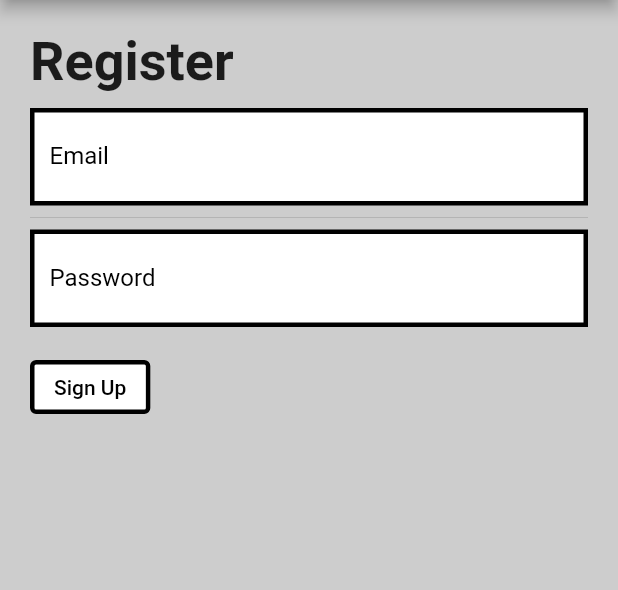
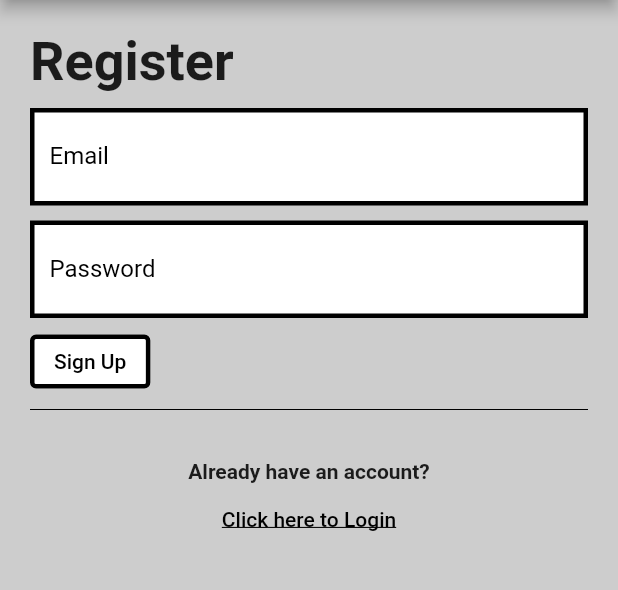
Before and after one commit to deccygpm/UofG-Prepare, a Flutter app: the RegistrationScreen screen opened by its route, on a phone screen of 412 x 824 dp, the part 90-680 px from its top. Run offline on Flutter 3.47's test engine with Material 2 defaults, Android fonts, the phone set to English and light mode, and no system bars; our stand-ins replace email_validator, firebase_auth, firebase_core, flutter_signin_button, font_awesome_flutter, google_fonts and 2 more; accounts and stored records are empty; network calls fail.

Commit message:
[#20] Added client and server side validation to registration page

```diff
--- a/lib/home/home.dart
+++ b/lib/home/home.dart
@@ -20,7 +20,7 @@ class Home extends StatelessWidget {
           } else if (snapshot.hasData) {
             return SelectionScreen();
           } else {
-            return LoginScreen();
+            return const LoginScreen();
           }
         });
   }
--- /dev/null
+++ b/lib/login/login_link.dart
@@ -0,0 +1,32 @@
+import 'package:flutter/material.dart';
+
+class LoginLink extends StatelessWidget {
+  const LoginLink({
+    Key? key,
+  }) : super(key: key);
+
+  @override
+  Widget build(BuildContext context) {
+    return Center(
+      child: Padding(
+        padding: const EdgeInsets.only(top: 25),
+        child: Column(
+          children: [
+            const Text(
+              "Already have an account?",
+              style: TextStyle(fontWeight: FontWeight.bold),
+            ),
+            TextButton(
+                onPressed: () => Navigator.pushNamed(context, '/login'),
+                child: const Text(
+                  "Click here to Login",
+                  style: TextStyle(
+                      color: Colors.black,
+                      decoration: TextDecoration.underline),
+                )),
+          ],
+        ),
+      ),
+    );
+  }
+}
--- a/lib/login/registration.dart
+++ b/lib/login/registration.dart
@@ -1,24 +1,42 @@
+import 'package:email_validator/email_validator.dart';
 import 'package:flutter/material.dart';
-import 'package:l2_transition/shared/app_bar.dart';
-import 'package:l2_transition/shared/headline.dart';
+import 'package:l2_transition/login/login_link.dart';
+import 'package:l2_transition/main.dart';
+import 'package:l2_transition/services/auth.dart';
+import 'package:l2_transition/shared/shared.dart';
 
-import '../services/auth.dart';
+class RegistrationScreen extends StatefulWidget {
+  const RegistrationScreen({super.key});
 
-// ignore: must_be_immutable
-class RegistrationScreen extends StatelessWidget {
-  RegistrationScreen({Key? key}) : super(key: key);
+  @override
+  State<RegistrationScreen> createState() => _RegistrationScreenState();
+}
 
-  String email = "";
-  String password = "";
+class _RegistrationScreenState extends State<RegistrationScreen> {
+  final formKey = GlobalKey<FormState>();
+  final emailController = TextEditingController();
+  final passwordController = TextEditingController();
+  final RegExp regex = RegExp(r'^(?=.*?[A-Z]).{8,}$');
+
+  @override
+  void dispose() {
+    emailController.dispose();
+    passwordController.dispose();
+    super.dispose();
+  }
 
   @override
   Widget build(BuildContext context) {
     return Scaffold(
         appBar: const CustomAppBar(),
         body: Padding(
-        padding: const EdgeInsets.fromLTRB(20, 0, 20, 0),
-        child: Column(crossAxisAlignment: CrossAxisAlignment.start, children: [
-          const Headline(data: "Register"),
+          padding: const EdgeInsets.only(left: 20, right: 20),
+          child: Form(
+            key: formKey,
+            child: Column(
+              crossAxisAlignment: CrossAxisAlignment.start,
+              children: [
+                const Headline(data: 'Register'),
                 Container(
                   decoration: BoxDecoration(
                       color: Colors.white,
@@ -27,17 +45,22 @@ class RegistrationScreen extends StatelessWidget {
                         width: 3.0,
                       )),
                   child: Padding(
-                padding: const EdgeInsets.fromLTRB(10, 0, 0, 0),
-                child: TextField(
-                  onChanged: (value) {
-                    email = value;
-                  },
+                      padding: const EdgeInsets.only(left: 10),
+                      child: TextFormField(
+                        controller: emailController,
+                        textInputAction: TextInputAction.next,
                         keyboardType: TextInputType.emailAddress,
                         decoration: const InputDecoration(labelText: "Email"),
+                        autovalidateMode: AutovalidateMode.onUserInteraction,
+                        validator: (email) =>
+                            email != null && !EmailValidator.validate(email)
+                                ? 'Enter a valid email'
+                                : null,
                       )),
                 ),
-          const Divider(),
-          Container(
+                Padding(
+                  padding: const EdgeInsets.only(top: 10),
+                  child: Container(
                     decoration: BoxDecoration(
                         color: Colors.white,
                         border: Border.all(
@@ -45,23 +68,39 @@ class RegistrationScreen extends StatelessWidget {
                           width: 3.0,
                         )),
                     child: Padding(
-                padding: const EdgeInsets.fromLTRB(10, 0, 0, 0),
-                child: TextField(
+                        padding: const EdgeInsets.only(left: 10),
+                        child: TextFormField(
+                          controller: passwordController,
                           obscureText: true,
-                  onChanged: (value) {
-                    password = value;
-                  },
-                  keyboardType: TextInputType.emailAddress,
-                  decoration: const InputDecoration(labelText: "Password"),
+                          textInputAction: TextInputAction.done,
+                          decoration:
+                              const InputDecoration(labelText: "Password"),
+                          autovalidateMode: AutovalidateMode.onUserInteraction,
+                          validator: (password) => password != null &&
+                                  !(regex.hasMatch(password))
+                              ? 'Password must be at least 8 characters.\nPassword must contain at least one uppercase letter.'
+                              : null,
                         )),
                   ),
-          const Divider(
-            color: Colors.transparent,
                 ),
-          OutlinedButton(
+                Padding(
+                  padding: const EdgeInsets.only(top: 5),
+                  child: OutlinedButton(
                     onPressed: () {
-              AuthService().emailSignUp(email, password);
-              Navigator.pushNamedAndRemoveUntil(context, '/', (route) => false);
+                      final isValid = formKey.currentState!.validate();
+                      if (!isValid) return;
+
+                      showDialog(
+                          context: context,
+                          barrierDismissible: true,
+                          builder: (context) => const Center(
+                                child: CircularProgressIndicator(),
+                              ));
+
+                      AuthService().emailSignUp(emailController.text.trim(),
+                          passwordController.text.trim());
+
+                      navigatorKey.currentState!.pop();
                     },
                     style: OutlinedButton.styleFrom(
                       backgroundColor: Colors.white,
@@ -72,8 +111,14 @@ class RegistrationScreen extends StatelessWidget {
                       style: TextStyle(color: Colors.black),
                     ),
                   ),
-        ]),
                 ),
-    );
+                const Divider(
+                  color: Colors.black,
+                ),
+                const LoginLink(),
+              ],
+            ),
+          ),
+        ));
   }
 }
--- a/lib/routes.dart
+++ b/lib/routes.dart
@@ -6,8 +6,8 @@ import 'package:l2_transition/selection/selection.dart';
 
 var appRoutes = {
   '/': (context) => const Home(),
-  '/login': (context) => LoginScreen(),
-  '/login/register': (context) => RegistrationScreen(),
+  '/login': (context) => const LoginScreen(),
+  '/login/register': (context) => const RegistrationScreen(),
   '/selection': (context) => SelectionScreen(),
   '/profile': (context) => const UserProfilePage(),
 };
--- a/lib/shared/utils.dart
+++ b/lib/shared/utils.dart
@@ -9,9 +9,10 @@ class Utils {
       behavior: SnackBarBehavior.floating,
       content: Text(
         text,
-        style: TextStyle(color: Colors.white, fontWeight: FontWeight.bold),
+        style:
+            const TextStyle(color: Colors.white, fontWeight: FontWeight.bold),
       ),
-      backgroundColor: Color(0xFF003865),
+      backgroundColor: const Color(0xFF003865),
     );
     messengerKey.currentState!
       ..removeCurrentSnackBar()
```
Also changed, not shown: lib/login/login.dart (+6 -5 lines), lib/services/auth.dart (+9 -3 lines). Lines whose indentation alone changed are shown as unchanged.
